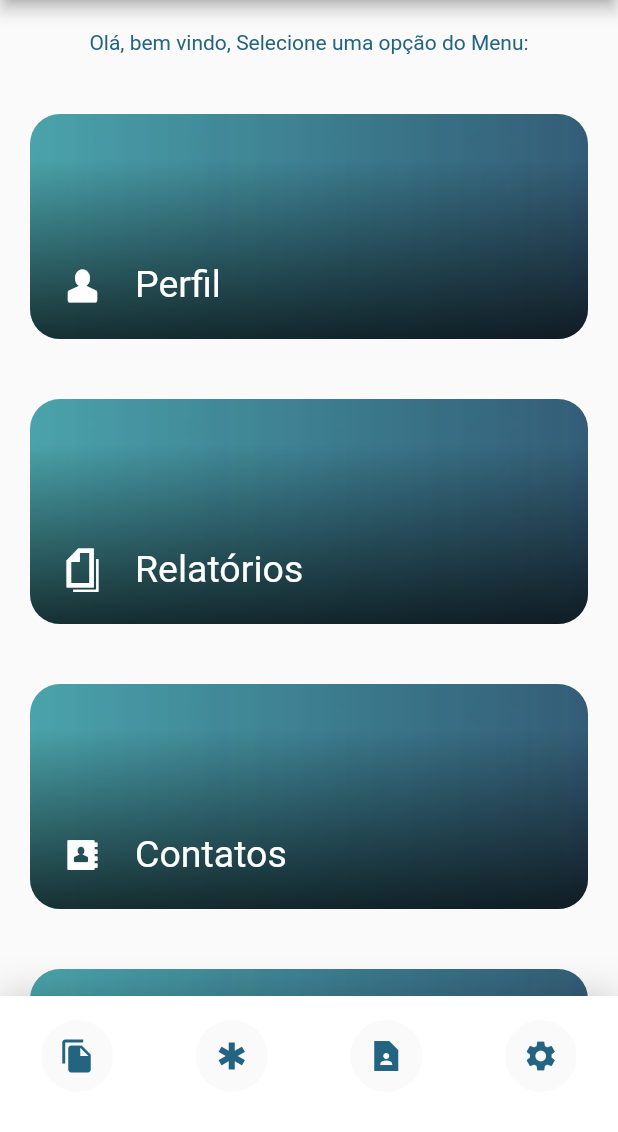
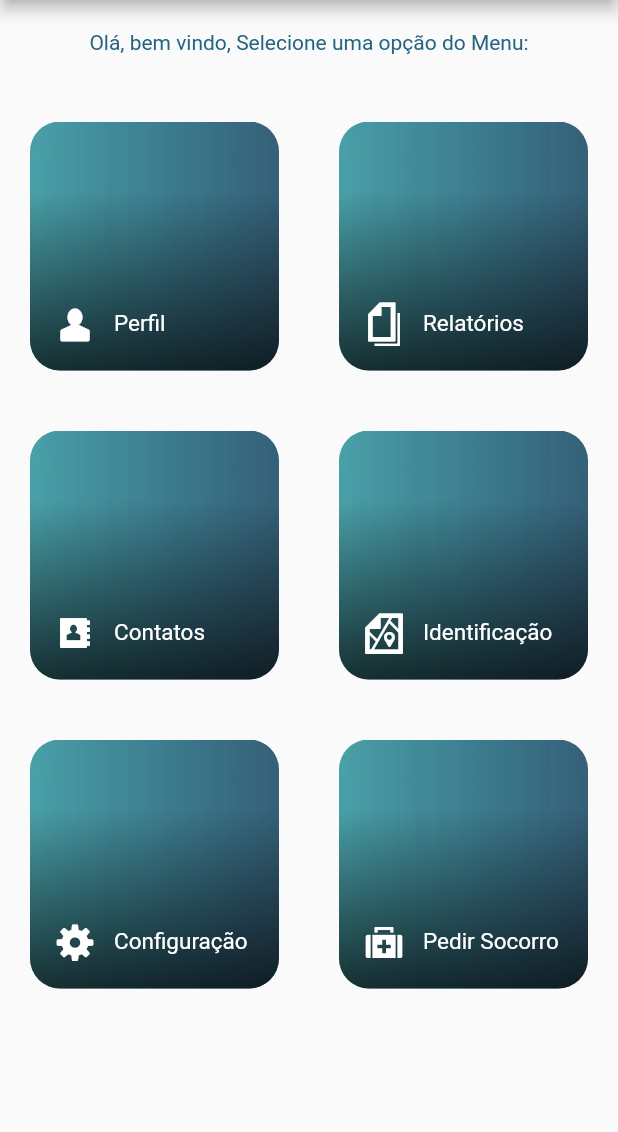
Before and after one commit to gDarbone/gaad-front-end, a Flutter app: the CategoryListPage screen opened directly, on a phone screen of 412 x 824 dp, the part 90-1222 px from its top. Run offline on Flutter 3.47's test engine with Material 2 defaults, Android fonts, the phone set to English and light mode, and no system bars.

```diff
--- a/lib/helpers/utils.dart
+++ b/lib/helpers/utils.dart
@@ -44,28 +44,87 @@ class Utils{
           name: "Relatórios",
           imgName: "relatorio1",
           icon: IconFontHelper.RELATORIO,
-          subCategories: []
+          subCategories: [
+            SubCategory(
+                color: Colors.black,
+                name: "Meus Exames",
+                imgName: IconFontHelper.PERFIL
+            ),
+            SubCategory(
+                color: Colors.black,
+                name: "Meu Histórico",
+                imgName: IconFontHelper.PERFIL
+            ),
+            SubCategory(
+                color: Colors.black,
+                name: "Minhas Vacinas",
+                imgName: IconFontHelper.PERFIL
+            ),
+            SubCategory(
+                color: Colors.black,
+                name: "Minhas Cirurgias",
+                imgName: IconFontHelper.PERFIL
+            )
+          ]
       ),
       Category(
           color: Colors.transparent,
           name: "Contatos",
           imgName: "contatos1",
           icon: IconFontHelper.CONTATO,
-          subCategories: []
+          subCategories: [
+            SubCategory(
+                color: Colors.black,
+                name: "Meus Contatos",
+                imgName: IconFontHelper.PERFIL
+            ),
+            SubCategory(
+                color: Colors.black,
+                name: "Contatos de Segurança",
+                imgName: IconFontHelper.PERFIL
+            )
+          ]
       ),
       Category(
           color: Colors.transparent,
           name: "Identificação",
           imgName: "identificacao1",
           icon: IconFontHelper.IDENTIFICACAO,
-          subCategories: []
+          subCategories: [
+            SubCategory(
+                color: Colors.black,
+                name: "Digital",
+                imgName: IconFontHelper.PERFIL
+            ),
+            SubCategory(
+                color: Colors.black,
+                name: "Reconhecimento Facial",
+                imgName: IconFontHelper.PERFIL
+            )
+          ]
       ),
       Category(
           color: Colors.transparent,
           name: "Configuração",
           imgName: "configuracao1",
           icon: IconFontHelper.CONFIGURACAO,
-          subCategories: []
+          subCategories: [
+            SubCategory(
+              color: Colors.black,
+              name: "Localização",
+              imgName: IconFontHelper.PERFIL
+          ),
+            SubCategory(
+                color: Colors.black,
+                name: "Preferências",
+                imgName: IconFontHelper.PERFIL
+            ),
+            SubCategory(
+                color: Colors.black,
+                name: "Permissões do Aplicativo",
+                imgName: IconFontHelper.PERFIL
+            )
+          ]
       ),
       Category(
           color: Colors.transparent,
@@ -73,7 +132,23 @@ class Utils{
           name: "Pedir Socorro",
           imgName: "socorro1",
           icon: IconFontHelper.SOCORRO,
-          subCategories: []
+          subCategories: [
+            SubCategory(
+                color: Colors.black,
+                name: "Ligar para a Policia",
+                imgName: IconFontHelper.PERFIL
+            ),
+            SubCategory(
+                color: Colors.black,
+                name: "Ligar para a Ambulância",
+                imgName: IconFontHelper.PERFIL
+            ),
+            SubCategory(
+                color: Colors.black,
+                name: "Ligar para os Bombeiros",
+                imgName: IconFontHelper.PERFIL
+            )
+          ]
       ),
     ];
   }
--- a/lib/pages/CategoryListPage.dart
+++ b/lib/pages/CategoryListPage.dart
@@ -34,37 +34,44 @@ class CategoryListPage extends StatelessWidget {
                 ),
               ),
             ),
-                Expanded(
+            /*Expanded(
                   child: ListView.builder(
                     padding: EdgeInsets.only(bottom: 120),
                     itemCount: categories.length,
-                    itemBuilder: (BuildContext ctx, int index) {
+                    itemBuilder: (BuildContext ctx, int index) {*/
+            SizedBox(height: 5),
+            Expanded(
+              child: GridView.count(
+                padding: EdgeInsets.only(bottom: 50),
+                crossAxisCount: 2,
+                children: List.generate(
+                    this.categories.length, (index) {
                   return CategoryCard(
                     category: categories[index],
                     onCardClick: () {
                       Navigator.push(
                         context,
                         MaterialPageRoute(
-                              builder: (context) => SelectedCategoryPage(
+                          builder: (context) =>
+                              SelectedCategoryPage(
                                 selectedCategory: this.categories[index],
                               ),
                         ),
                       );
                     },
                   );
-                    },
+                }),
               ),
             ),
-              ],
-            ),
-            Positioned(
+            /*Positioned(
               bottom: 0,
               left: 0,
               right: 0,
               child: CategoryBottomBar(),
-            )
+            )*/
           ],
         ),
+      ]),
     ),
     );
   }
--- a/lib/widgets/categorycard.dart
+++ b/lib/widgets/categorycard.dart
@@ -18,7 +18,7 @@ class CategoryCard extends StatelessWidget {
       },
       child: Container(
         margin: EdgeInsets.all(20),
-        height: 150,
+        height: 120,
         child: Stack(
           children: [
             Positioned.fill(
@@ -50,15 +50,15 @@ class CategoryCard extends StatelessWidget {
             Positioned(
               bottom: 0,
               child: Padding(
-                padding: const EdgeInsets.all(10),
+                padding: const EdgeInsets.all(5),
                 child: Row(
                   children: [
                     CategoryIcon(
                         color: this.category!.color!,
                         iconName: this.category!.icon!),
-                    SizedBox(width: 10),
+                    SizedBox(width: 1),
                     Text(this.category!.name!,
-                        style: TextStyle(color: Colors.white, fontSize: 25))
+                        style: TextStyle(color: Colors.white, fontSize: 15))
                   ],
                 ),
               ),
```
Lines whose indentation alone changed are shown as unchanged.
